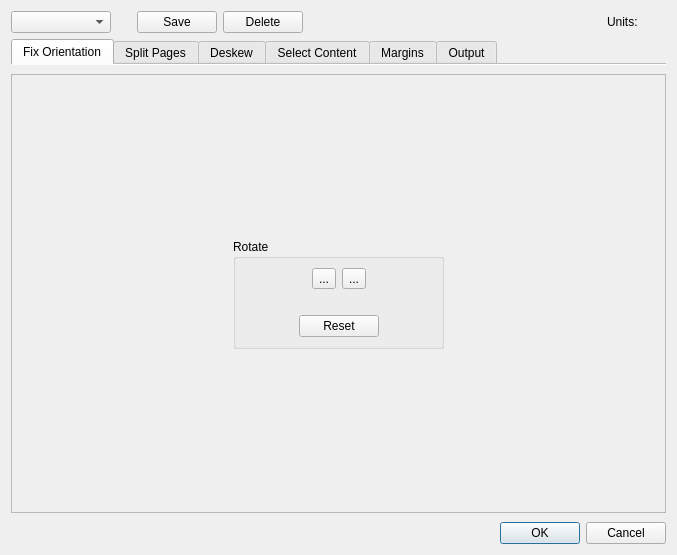
This is ui/DefaultParamsDialog.ui in 4lex4/scantailor-advanced as Qt 5 draws it before an edit. The edited form follows.
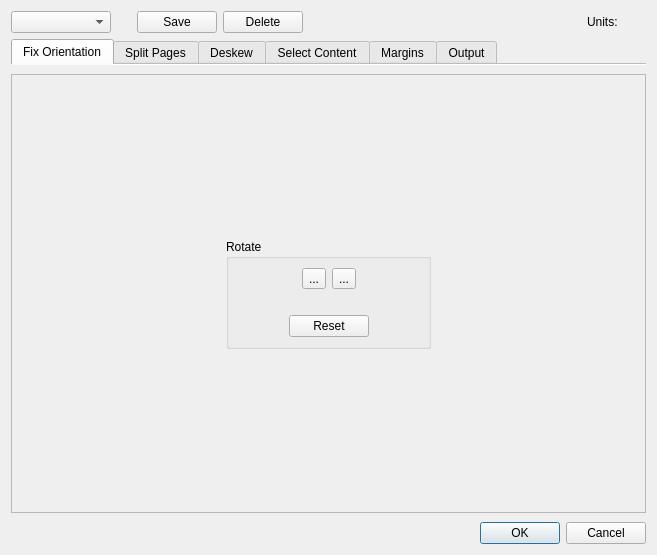
This is the edited form. The open tabs and pages were chosen to show the change. Icons and pictures are not drawn.

```diff
--- a/ui/DefaultParamsDialog.ui
+++ b/ui/DefaultParamsDialog.ui
@@ -6,7 +6,7 @@
    <rect>
     <x>0</x>
     <y>0</y>
-    <width>677</width>
+    <width>657</width>
     <height>555</height>
    </rect>
   </property>
@@ -153,7 +153,7 @@
            <rect>
             <x>0</x>
             <y>0</y>
-            <width>657</width>
+            <width>637</width>
             <height>442</height>
            </rect>
           </property>
```
Left out of the diff: 12 changed lines with no effect on the pictures.
